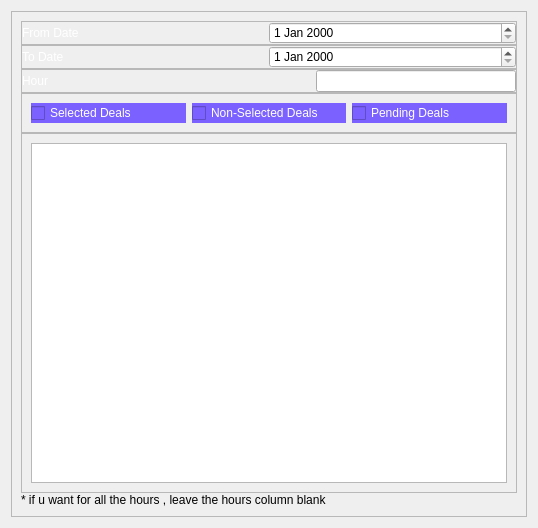
This is app v_2/Admin1.ui in deevyansh/Power-Consumption-Pattern as Qt 5 draws it before an edit. The edited form follows.
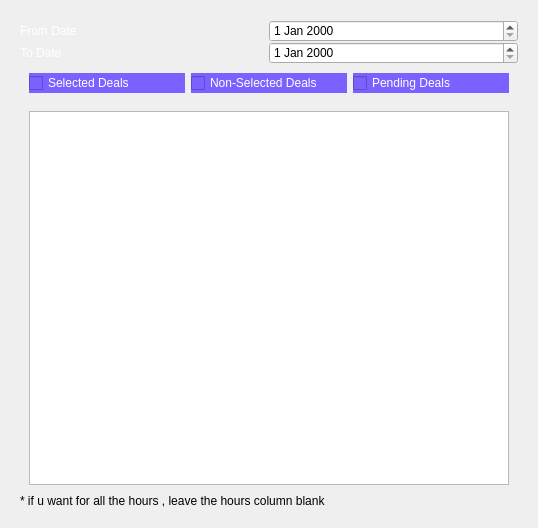
This is the edited form.

Diff of the .ui file:
```diff
--- a/app v_2/Admin1.ui
+++ b/app v_2/Admin1.ui
@@ -14,7 +14,7 @@
    <string>Form</string>
   </property>
   <property name="styleSheet">
-   <string notr="true"/>
+   <string notr="true">#fr4,#fr10,#fr5,#fr6,#fr7,#frame_9{border:0px}</string>
   </property>
   <layout class="QVBoxLayout" name="verticalLayout_2">
    <item>
@@ -133,23 +133,6 @@
          <property name="bottomMargin">
           <number>0</number>
          </property>
-         <item>
-          <widget class="QLabel" name="lbl3">
-           <property name="text">
-            <string>Hour</string>
-           </property>
-          </widget>
-         </item>
-         <item>
-          <widget class="QLineEdit" name="Hour">
-           <property name="maximumSize">
-            <size>
-             <width>200</width>
-             <height>100</height>
-            </size>
-           </property>
-          </widget>
-         </item>
         </layout>
        </widget>
       </item>
```
Left out of the diff: 4 changed lines with no effect on the pictures.
